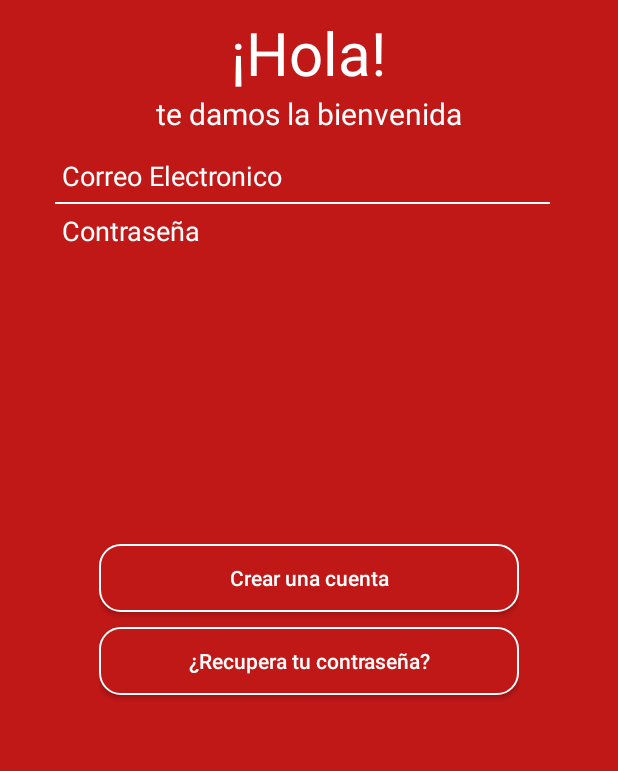
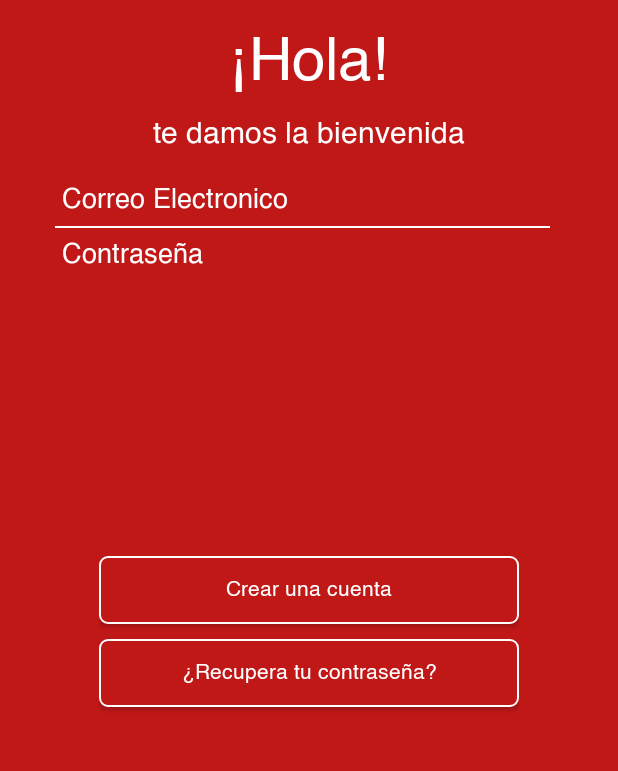
Before and after one commit to Aquima/spanish-pocket-android, an Android app: the screen it shows after launch once a user with an empty profile is signed in (LogInActivity), on a phone screen of 412 x 824 dp, the part 255-1026 px from its top. Run offline under Robolectric (Android 15) with nearby library versions, the light colour scheme and no system bars; our stand-ins replace Firebase (no records; nobody signed in at launch, a user with empty details on screens opened directly), RxJava; libraries missing offline, so code that uses them is left out: com.jakewharton.rxbinding3; 4 statements that could not run were skipped.

Commit message:
Add fonts

```diff
--- a/app/src/main/res/drawable/btn_corner_red.xml
+++ b/app/src/main/res/drawable/btn_corner_red.xml
@@ -1,10 +1,10 @@
 <?xml version="1.0" encoding="utf-8"?>
 <shape xmlns:android="http://schemas.android.com/apk/res/android" android:shape="rectangle" >
     <corners
-            android:radius="14dp"
+            android:radius="@dimen/corner_value"
     />
     <solid
-            android:color="#c01717"
+            android:color= "@color/primaryRedColor"
     />
     <padding
             android:left="0dp"
@@ -18,6 +18,6 @@
     />
     <stroke
             android:width="1dp"
-            android:color="#ffffff"
+            android:color="@color/primaryWhiteColor"
     />
 </shape>
--- a/app/src/main/res/drawable/btn_corner_white.xml
+++ b/app/src/main/res/drawable/btn_corner_white.xml
@@ -1,10 +1,10 @@
 <?xml version="1.0" encoding="utf-8"?>
 <shape xmlns:android="http://schemas.android.com/apk/res/android" android:shape="rectangle" >
     <corners
-            android:radius="14dp"
+            android:radius="@dimen/corner_value"
     />
     <solid
-            android:color="#ffffff"
+            android:color="@color/primaryWhiteColor"
     />
     <padding
             android:left="0dp"
@@ -18,6 +18,6 @@
     />
     <stroke
             android:width="1dp"
-            android:color="#C01717"
+            android:color="@color/primaryRedColor"
     />
 </shape>
--- a/app/src/main/res/layout/activity_log_in.xml
+++ b/app/src/main/res/layout/activity_log_in.xml
@@ -18,7 +18,7 @@
             android:layout_marginLeft="55dp"
             android:layout_marginStart="55dp"
             android:background="@null"
-            android:layout_marginTop="10dp"/>
+            android:layout_marginTop="10dp" tools:ignore="VectorDrawableCompat"/>
     <ImageView
             android:layout_width="150dp"
             android:layout_height="150dp"
@@ -27,7 +27,7 @@
             app:layout_constraintTop_toTopOf="parent"
             app:layout_constraintEnd_toEndOf="parent"
             app:layout_constraintStart_toStartOf="parent"
-            android:layout_marginTop="20dp"/>
+            android:layout_marginTop="20dp" tools:ignore="VectorDrawableCompat"/>
 
     <LinearLayout
             android:orientation="vertical"
@@ -54,6 +54,7 @@
                 app:layout_constraintBottom_toBottomOf="parent"
                 android:textColor="@color/primaryWhiteColor"
                 android:textSize="40dp"
+                android:fontFamily="@font/helvetica"
                 android:layout_gravity="center"/>
         <TextView
                 android:text="@string/lbl_welcome"
@@ -65,6 +66,7 @@
                 app:layout_constraintStart_toStartOf="parent"
                 android:textColor="@color/primaryWhiteColor"
                 android:textSize="20dp"
+                android:fontFamily="@font/helvetica"
                 android:layout_gravity="center"/>
     </LinearLayout>
     <LinearLayout
@@ -87,6 +89,7 @@
                 android:textColorHint="@color/primaryWhiteColor"
                 android:textCursorDrawable="@drawable/color_cursor_drawable"
                 android:background="@null"
+                android:fontFamily="@font/helvetica"
                 android:layout_marginLeft="20dp"/>
         <View
                 android:layout_width="330dp"
@@ -105,6 +108,7 @@
                 android:textColorHint="@color/primaryWhiteColor"
                 android:textCursorDrawable="@drawable/color_cursor_drawable"
                 android:background="@null"
+                android:fontFamily="@font/helvetica"
                 android:layout_marginLeft="20dp"/>
     </LinearLayout>
     <LinearLayout
@@ -124,6 +128,7 @@
                 android:background="@drawable/btn_corner_white"
                 android:textColor="@color/primaryRedColor"
                 android:textAllCaps="false"
+                android:fontFamily="@font/helvetica"
                 android:layout_marginBottom="10dp"
                 />
         <Button
@@ -134,6 +139,7 @@
                 android:background="@drawable/btn_corner_red"
                 android:textColor="@color/primaryWhiteColor"
                 android:textAllCaps="false"
+                android:fontFamily="@font/helvetica"
                 android:layout_marginBottom="10dp"/>
         <Button
                 android:text="@string/btn_recoverypass"
@@ -143,6 +149,7 @@
                 android:background="@drawable/btn_corner_red"
                 android:textColor="@color/primaryWhiteColor"
                 android:textAllCaps="false"
+                android:fontFamily="@font/helvetica"
                 android:layout_marginBottom="10dp"/>
     </LinearLayout>
 </android.support.constraint.ConstraintLayout>
--- a/app/src/main/res/layout/activity_register.xml
+++ b/app/src/main/res/layout/activity_register.xml
@@ -105,6 +105,7 @@
                 android:textColor="@color/primaryRedColor"
                 android:textAllCaps="false"
                 android:layout_marginBottom="10dp"
+                android:fontFamily="@font/helvetica"
                 android:onClick="tapToCreateAccount"/>
     </LinearLayout>
 </android.support.constraint.ConstraintLayout>
--- /dev/null
+++ b/app/src/main/res/values/dimension.xml
@@ -0,0 +1,4 @@
+<?xml version="1.0" encoding="utf-8"?>
+<resources>
+    <dimen name="corner_value">5dp</dimen>
+</resources>
```
Also changed, not shown: app/src/main/res/font/helvetica.ttf (added), app/src/main/res/font/helvetica_bold.ttf (added), app/src/main/res/font/helvetica_boldoblique.ttf (added), app/src/main/res/font/helvetica_oblique.ttf (added).
